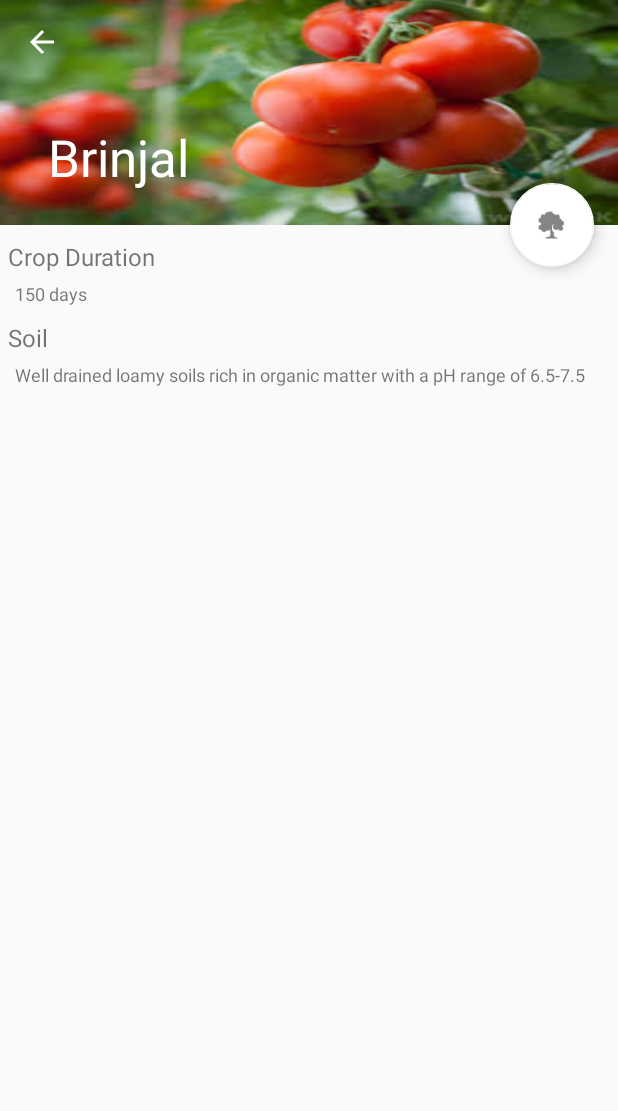
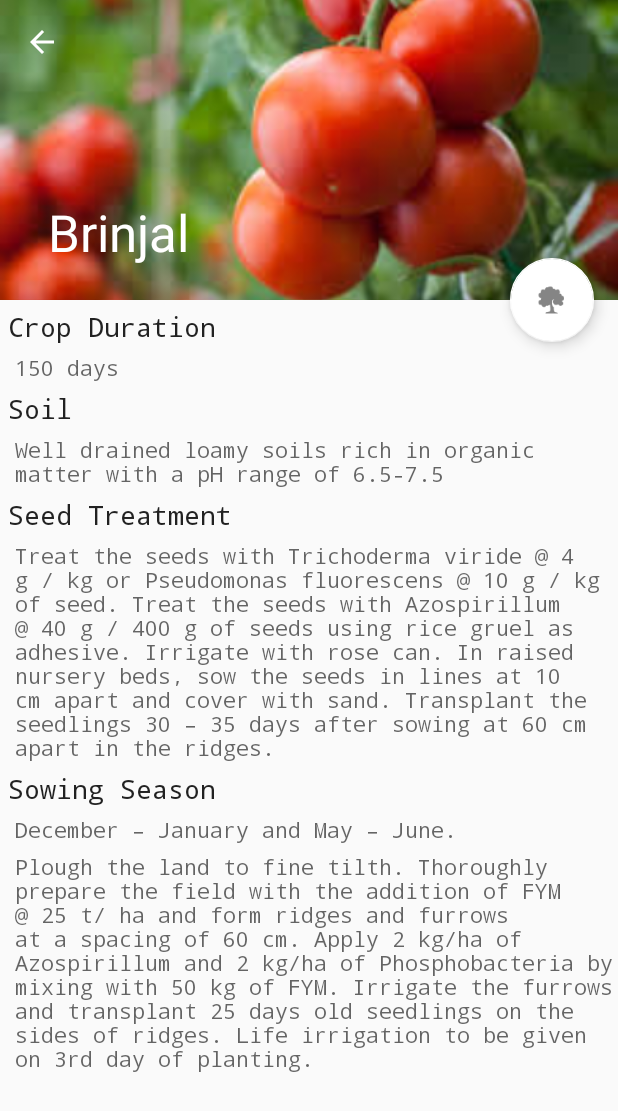
Before and after one commit to jmuthu/Poovali, an Android app: the screen it shows after launch (PlantDetailActivity), after a tap on "Brinjal", on a phone screen of 412 x 824 dp. Shown: the top 1111 px of the screen. Run offline under Robolectric (Android 15) with nearby library versions, the phone set to English and light mode, and no system bars; 1 other tap on this screen came first.

Commit message:
Fixed the collapsebar issues, added more details, styles for details and also added scrollability

```diff
--- a/app/src/main/AndroidManifest.xml
+++ b/app/src/main/AndroidManifest.xml
@@ -18,8 +18,7 @@
         <activity
             android:name="org.onestraw.poovali.PlantDetailActivity"
             android:label="@string/title_activity_plant_detail"
-            android:parentActivityName="org.onestraw.poovali.PlantListActivity"
-            android:theme="@style/AppTheme.NoActionBar">
+            android:parentActivityName="org.onestraw.poovali.PlantListActivity">
             <meta-data
                 android:name="android.support.PARENT_ACTIVITY"
                 android:value="org.onestraw.poovali.PlantListActivity" />
--- a/app/src/main/java/org/onestraw/poovali/PlantDetailActivity.java
+++ b/app/src/main/java/org/onestraw/poovali/PlantDetailActivity.java
@@ -7,7 +7,6 @@ import android.os.Bundle;
 import android.support.design.widget.CollapsingToolbarLayout;
 import android.support.v4.app.NavUtils;
 import android.support.v4.app.NotificationCompat;
-import android.support.v7.app.ActionBar;
 import android.support.v7.app.AppCompatActivity;
 import android.support.v7.widget.Toolbar;
 import android.view.MenuItem;
@@ -28,31 +27,21 @@ public class PlantDetailActivity extends AppCompatActivity {
 
         Toolbar toolbar = (Toolbar) findViewById(R.id.detail_toolbar);
         setSupportActionBar(toolbar);
+        getSupportActionBar().setDisplayHomeAsUpEnabled(true);
 
         CollapsingToolbarLayout appBarLayout = (CollapsingToolbarLayout) findViewById(R.id.toolbar_layout);
         if (appBarLayout != null) {
             appBarLayout.setTitle(plant.name);
         }
 
-         /* FloatingActionButton fab = (FloatingActionButton) findViewById(R.id.fab);
-        fab.setOnClickListener(new View.OnClickListener() {
-            @Override
-            public void onClick(View view) {
-                Snackbar.make(view, "Manage", Snackbar.LENGTH_LONG)
-                        .setAction("Action", null).show();
-            }
-        });*/
-
         TextView cropDuration = (TextView) findViewById(R.id.crop_duration);
         cropDuration.setText(plant.cropDuration.toString() + " days");
         TextView soil = (TextView) findViewById(R.id.soil);
         soil.setText(plant.soil);
-
-        // Show the Up button in the action bar.
-        ActionBar actionBar = getSupportActionBar();
-        if (actionBar != null) {
-            actionBar.setDisplayHomeAsUpEnabled(true);
-        }
+        TextView seedTreatment = (TextView) findViewById(R.id.seed_treatment);
+        seedTreatment.setText(plant.seedTreatment);
+        TextView sowingSeason = (TextView) findViewById(R.id.sowing_season);
+        sowingSeason.setText(plant.sowingSeason);
     }
 
     @Override
--- a/app/src/main/res/layout/activity_plant_detail.xml
+++ b/app/src/main/res/layout/activity_plant_detail.xml
@@ -4,33 +4,29 @@
     xmlns:tools="http://schemas.android.com/tools"
     android:layout_width="match_parent"
     android:layout_height="match_parent"
-    android:fitsSystemWindows="true"
     tools:context="org.onestraw.poovali.PlantDetailActivity">
 
     <android.support.design.widget.AppBarLayout
         android:id="@+id/app_bar"
         android:layout_width="match_parent"
-        android:layout_height="150dp"
-        android:theme="@style/ThemeOverlay.AppCompat.Dark.ActionBar"
-        android:fitsSystemWindows="false">
+        android:layout_height="@dimen/app_bar_height"
+        android:theme="@style/ThemeOverlay.AppCompat.Dark.ActionBar">
 
         <android.support.design.widget.CollapsingToolbarLayout
             android:id="@+id/toolbar_layout"
             android:layout_width="match_parent"
             android:layout_height="match_parent"
-            android:fitsSystemWindows="true"
             app:contentScrim="?attr/colorPrimary"
-            app:layout_scrollFlags="scroll|exitUntilCollapsed"
-            app:toolbarId="@+id/toolbar">
+            app:layout_scrollFlags="scroll|exitUntilCollapsed|snap">
 
             <ImageView
                 android:id="@+id/image_id"
                 android:layout_width="match_parent"
                 android:layout_height="match_parent"
-                android:background="@drawable/tomatoes"
-                android:fitsSystemWindows="true"
-                android:scaleType="fitCenter"
-                app:layout_collapseMode="parallax" />
+                android:scaleType="centerCrop"
+                android:src="@drawable/tomatoes"
+                app:layout_collapseMode="parallax"
+                app:layout_collapseParallaxMultiplier="1" />
 
             <android.support.v7.widget.Toolbar
                 android:id="@+id/detail_toolbar"
@@ -50,14 +46,15 @@
         android:layout_gravity="center_vertical|start"
         android:layout_margin="@dimen/fab_margin"
         android:onClick="sendNotification"
-        app:layout_anchor="@+id/frameLayout"
+        app:layout_anchor="@+id/detail_content"
         app:layout_anchorGravity="top|end"
         app:srcCompat="@drawable/add_plant" />
 
-    <FrameLayout
-        android:id="@+id/frameLayout"
+    <android.support.v4.widget.NestedScrollView
+        android:id="@+id/detail_content"
         android:layout_width="match_parent"
         android:layout_height="match_parent"
+        android:fillViewport="true"
         app:layout_behavior="@string/appbar_scrolling_view_behavior">
 
         <LinearLayout xmlns:android="http://schemas.android.com/apk/res/android"
@@ -66,38 +63,40 @@
             android:orientation="vertical">
 
             <TextView
-                android:layout_width="wrap_content"
-                android:layout_height="wrap_content"
-                android:layout_marginLeft="5sp"
-                android:layout_marginTop="10sp"
-                android:text="@string/plant_crop_duration"
-                android:textSize="16sp" />
+                style="@style/DetailName"
+                android:text="@string/plant_crop_duration" />
 
             <TextView
                 android:id="@+id/crop_duration"
-                android:layout_width="wrap_content"
-                android:layout_height="wrap_content"
-                android:layout_marginLeft="10sp"
-                android:layout_marginTop="5sp"
-                android:text="Test"
-                android:textSize="12sp" />
+                style="@style/DetailValue" />
 
             <TextView
-                android:layout_width="wrap_content"
-                android:layout_height="wrap_content"
-                android:layout_marginLeft="5sp"
-                android:layout_marginTop="10sp"
-                android:text="@string/plant_soil"
-                android:textSize="16sp" />
+                style="@style/DetailName"
+                android:text="@string/plant_soil" />
 
             <TextView
                 android:id="@+id/soil"
-                android:layout_width="wrap_content"
-                android:layout_height="wrap_content"
-                android:layout_marginLeft="10sp"
-                android:layout_marginTop="5sp"
-                android:text="test is a big size"
-                android:textSize="12sp" />
+                style="@style/DetailValue" />
+
+            <TextView
+                style="@style/DetailName"
+                android:text="@string/seed_treatment" />
+
+            <TextView
+                android:id="@+id/seed_treatment"
+                style="@style/DetailValue" />
+
+            <TextView
+                style="@style/DetailName"
+                android:text="@string/sowing_season" />
+
+            <TextView
+                android:id="@+id/sowing_season"
+                style="@style/DetailValue" />
+
+            <TextView
+                style="@style/DetailValue"
+                android:text="Plough the land to fine tilth. Thoroughly prepare the field with the addition of FYM @ 25 t/ ha and form ridges and furrows at a spacing of 60 cm. Apply 2 kg/ha of Azospirillum and 2 kg/ha of Phosphobacteria by mixing with 50 kg of FYM. Irrigate the furrows and transplant 25 days old seedlings on the sides of ridges. Life irrigation to be given on 3rd day of planting. " />
         </LinearLayout>
-    </FrameLayout>
+    </android.support.v4.widget.NestedScrollView>
 </android.support.design.widget.CoordinatorLayout>
--- a/app/src/main/res/values/strings.xml
+++ b/app/src/main/res/values/strings.xml
@@ -3,4 +3,6 @@
     <string name="title_activity_plant_detail">PlantDetail</string>
     <string name="plant_crop_duration">Crop Duration</string>
     <string name="plant_soil">Soil</string>
+    <string name="seed_treatment">Seed Treatment</string>
+    <string name="sowing_season">Sowing Season</string>
 </resources>
--- a/app/src/main/res/values/styles.xml
+++ b/app/src/main/res/values/styles.xml
@@ -18,4 +18,20 @@
 
     <style name="AppTheme.PopupOverlay" parent="ThemeOverlay.AppCompat.Light" />
 
+    <style name="DetailName" parent="@android:style/TextAppearance.Medium">
+        <item name="android:layout_marginLeft">5sp</item>
+        <item name="android:layout_marginStart">5sp</item>
+        <item name="android:layout_marginTop">5sp</item>
+        <item name="android:layout_width">fill_parent</item>
+        <item name="android:layout_height">wrap_content</item>
+        <item name="android:typeface">monospace</item>
+    </style>
+    <style name="DetailValue" parent="@android:style/TextAppearance.Small">
+        <item name="android:layout_marginLeft">10sp</item>
+        <item name="android:layout_marginStart">10sp</item>
+        <item name="android:layout_marginTop">5sp</item>
+        <item name="android:layout_width">fill_parent</item>
+        <item name="android:layout_height">wrap_content</item>
+        <item name="android:typeface">monospace</item>
+    </style>
 </resources>
```
